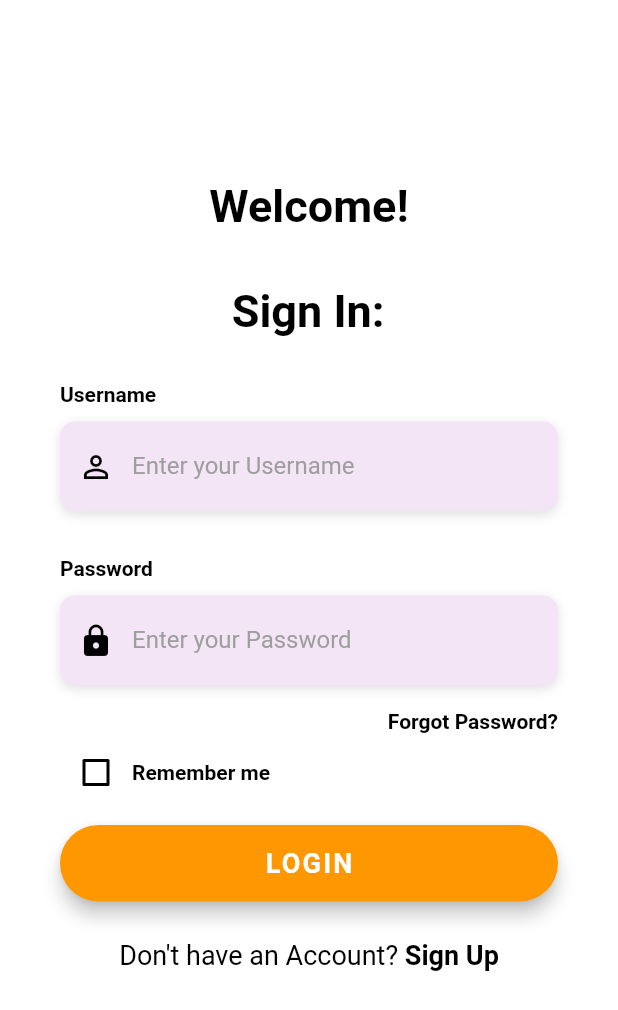
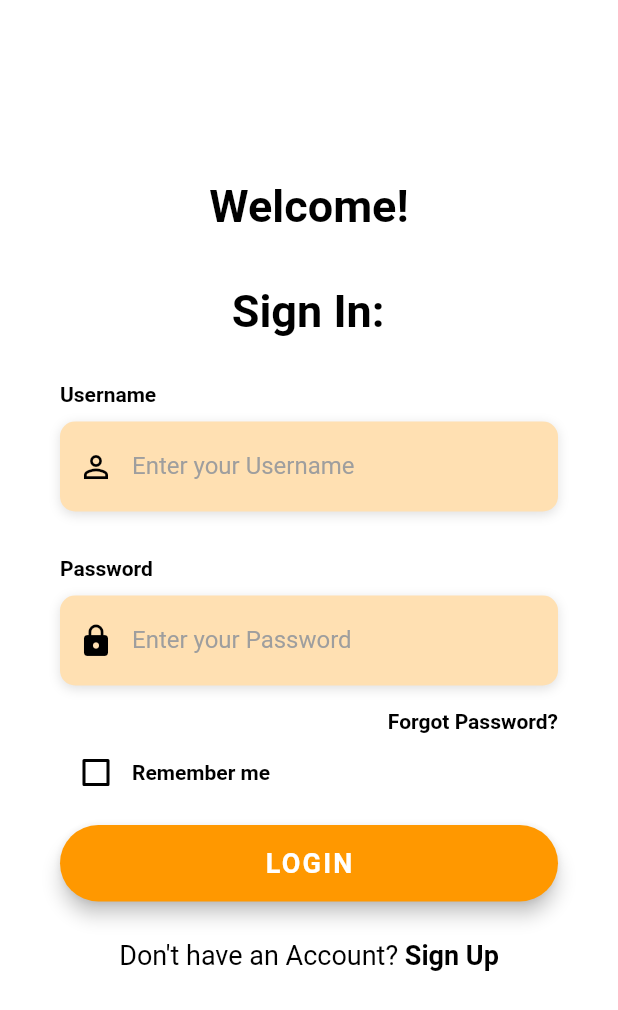
Before and after one commit to fakeAEmajorRosen/HackGT7_App, a Flutter app: the screen it shows after launch, on a phone screen of 412 x 824 dp. Shown: the top 1010 px of the screen. Run offline on Flutter 3.47's test engine with Material 2 defaults, Android fonts, the phone set to English and light mode, and no system bars; Roboto replaces fonts that are missing (OpenSans).

Commit message:
changes in folders

```diff
--- a/hackgt_app/lib/utilities/c.dart
+++ b/hackgt_app/lib/utilities/c.dart
@@ -12,7 +12,7 @@ final kLabelStyle = TextStyle(
 );
 
 final kBoxDecorationStyle = BoxDecoration(
-  color: Color(0xFFF3E5F5),
+  color: Color(0xFFFFE0B2),
   borderRadius: BorderRadius.circular(10.0),
   boxShadow: [
     BoxShadow(
--- a/hackgt_app/pubspec.yaml
+++ b/hackgt_app/pubspec.yaml
@@ -28,6 +28,8 @@ dependencies:
   # The following adds the Cupertino Icons font to your application.
   # Use with the CupertinoIcons class for iOS style icons.
   cupertino_icons: ^1.0.0
+  firebase_auth: ^0.18.1+2
+  cloud_firestore: ^0.14.1+3
 
 dev_dependencies:
   flutter_test:
```
Also changed, not shown: hackgt_app/lib/Screens/LoginScreen.dart (line endings or trailing spaces), hackgt_app/pubspec.lock, 3 other files.
